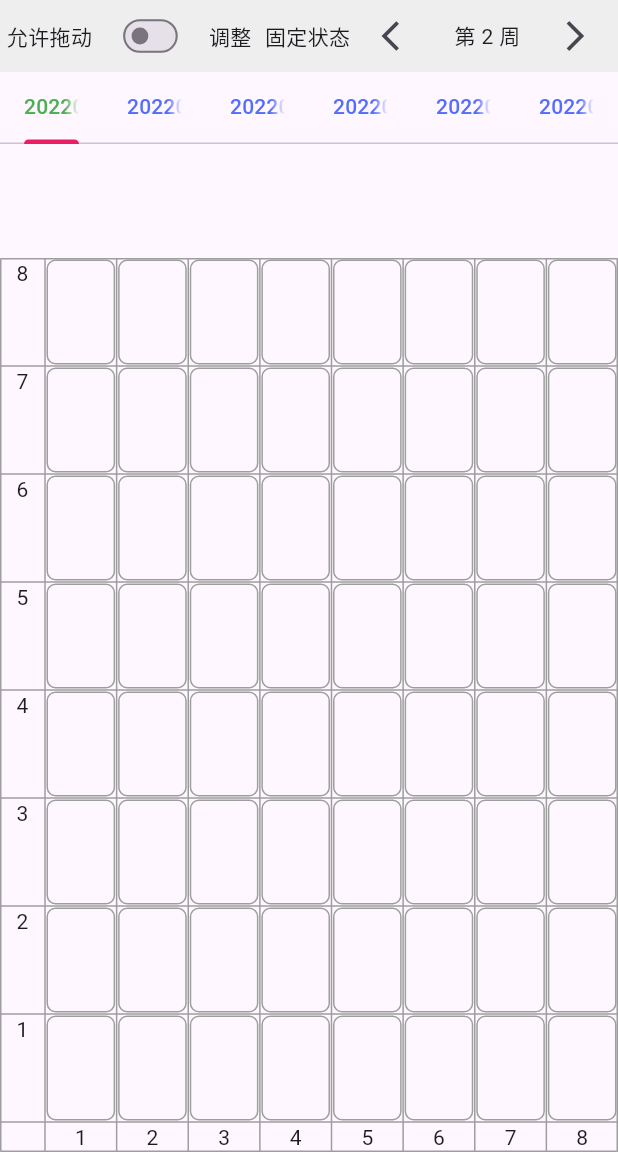
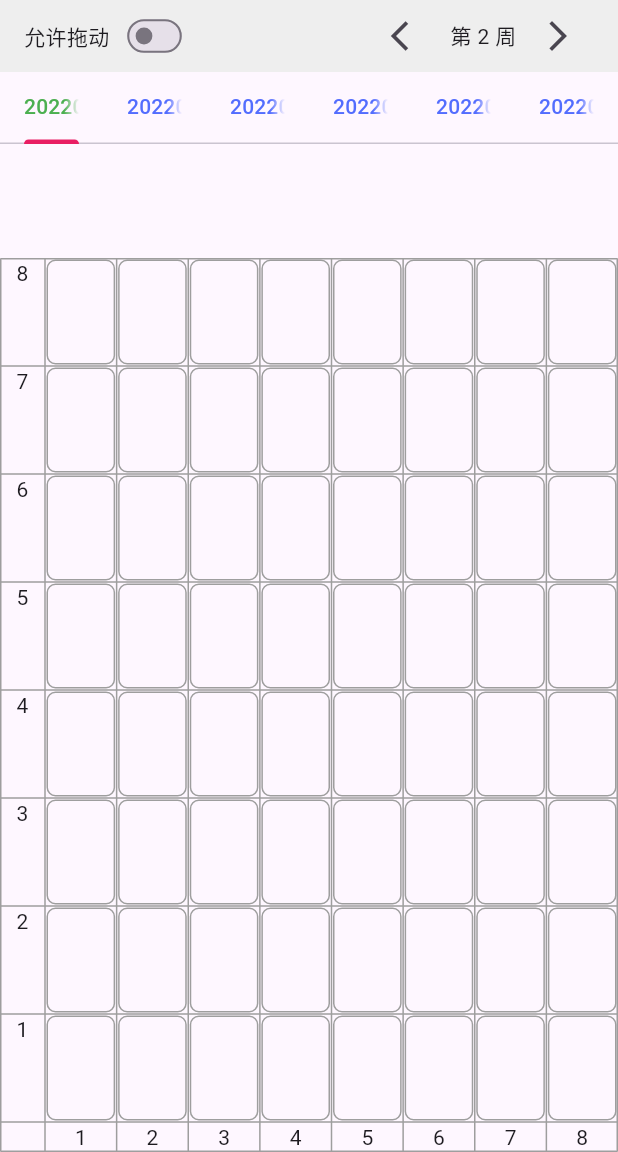
Before and after one commit to huanhuashengling/seating_chart, a Flutter app: the screen it shows after launch, after a tap on the "arrow forward ios" icon, on a phone screen of 412 x 824 dp, the part 84-1236 px from its top. Run offline on Flutter 3.47's test engine with Material 3 defaults, Android fonts, the phone set to English and light mode, and no system bars; our stand-ins replace shared_preferences, sqflite, sqflite_common_ffi; accounts and stored records are empty.

Commit message:
adjust class list tool bar

```diff
--- a/lib/screens/class_list_screen.dart
+++ b/lib/screens/class_list_screen.dart
@@ -67,10 +67,13 @@ class _ClassListScreenState extends State<ClassListScreen> {
           children: [
             // 工具栏
             Container(
-              padding: EdgeInsets.symmetric(horizontal: 0, vertical: 0),
+              padding: EdgeInsets.symmetric(horizontal: 16, vertical: 0), // 调整内边距
               color: Colors.grey[200],
               child: Row(
-                mainAxisAlignment: MainAxisAlignment.spaceAround,
+                mainAxisAlignment: MainAxisAlignment.spaceBetween, // 使左右组件分别居左和居右
+                children: [
+                  // 允许拖动和 Switch 按钮组合
+                  Row(
                     children: [
                       Text('允许拖动'),
                       Transform.scale(
@@ -84,8 +87,11 @@ class _ClassListScreenState extends State<ClassListScreen> {
                           },
                         ),
                       ),
-                  Text('调整'),
-                  Text('固定状态'),
+                    ],
+                  ),
+                  // 上一周、下一周和周次信息组合
+                  Row(
+                    children: [
                       IconButton(
                         icon: Icon(Icons.arrow_back_ios),
                         onPressed: _currentWeek > 1 ? _previousWeek : null,
@@ -94,6 +100,8 @@ class _ClassListScreenState extends State<ClassListScreen> {
                       IconButton(
                         icon: Icon(Icons.arrow_forward_ios),
                         onPressed: _currentWeek < currentWeek ? _nextWeek : null,
+                      ),
+                    ],
                   ),
                 ],
               ),
```
Lines whose indentation alone changed are shown as unchanged.
